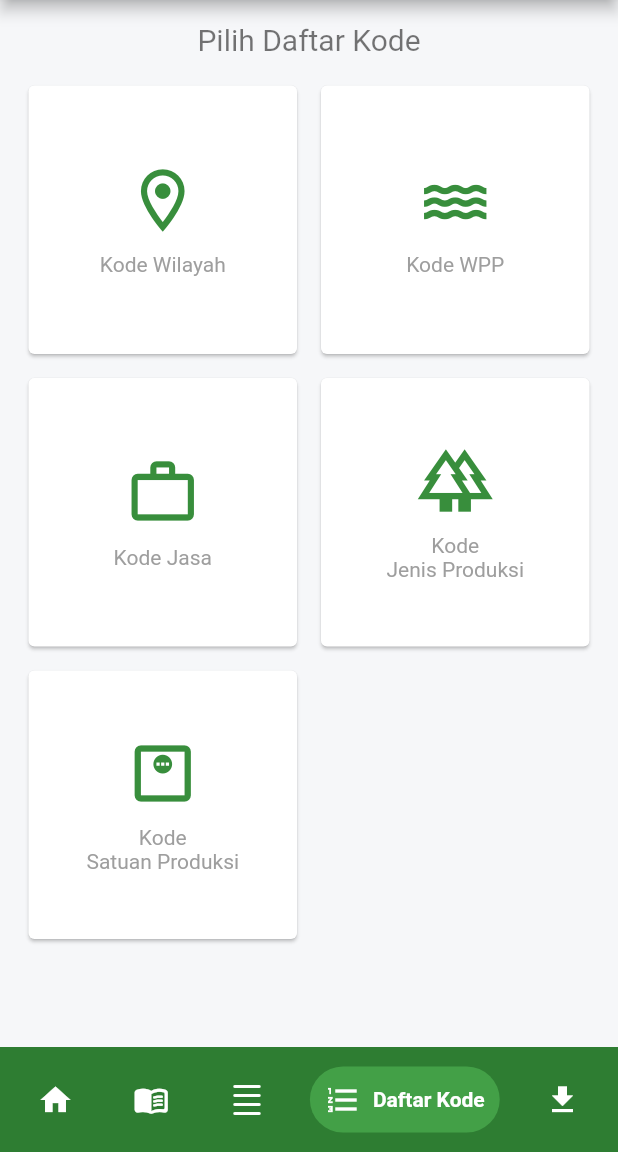
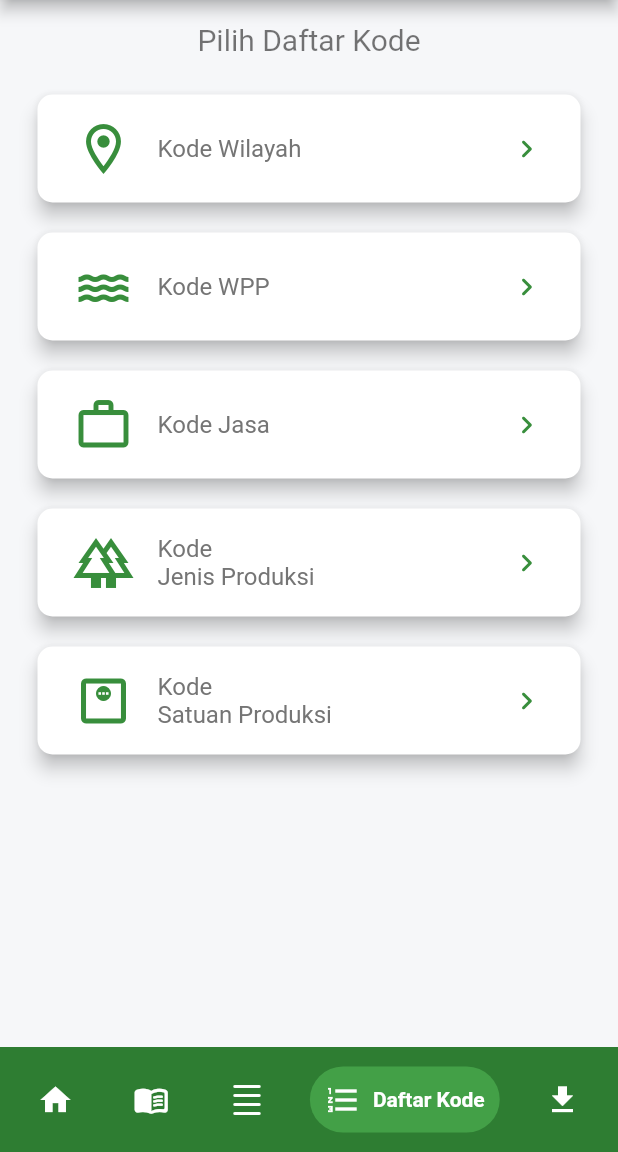
Before and after one commit to renggafirmandika/akar_bahar, a Flutter app: the screen it shows after launch, item 4 of the bottom bar chosen, on a phone screen of 412 x 824 dp, the part 84-1236 px from its top. Run offline on Flutter 3.47's test engine with Material 2 defaults, Android fonts, the phone set to English and light mode, and no system bars; drawn by our look-alikes of google_nav_bar; our stand-ins replace carousel_slider, dio, firebase_core, firebase_storage, get, sqflite; missing offline and left inert: flutter_material_pickers, insta_image_viewer; accounts and stored records are empty.

Commit message:
perbaikan fitur

```diff
--- a/lib/daftarKode.dart
+++ b/lib/daftarKode.dart
@@ -7,6 +7,7 @@ import 'package:flutter_exercise/tabs/wilayahprov.dart';
 import 'package:flutter_exercise/tabs/wpp.dart';
 //import 'package:flutter_exercise/tabs/wilayahprov.dart';
 
+// ignore: must_be_immutable
 class DaftarKode extends StatelessWidget {
   List<Mycard> mycard = [
     Mycard(Icons.location_on_outlined, 'Kode Wilayah', false, WilayahProv()),
@@ -62,10 +63,10 @@ class DaftarKode extends StatelessWidget {
             child: Padding(
               padding:
                   const EdgeInsets.symmetric(vertical: 0.0, horizontal: 15.0),
-              child: GridView.count(
-                crossAxisCount: 2,
-                crossAxisSpacing: 8,
-                mainAxisSpacing: 8,
+              child: Column(
+                //crossAxisCount: 1,
+                //crossAxisSpacing: 8,
+                //mainAxisSpacing: 8,
                 children: mycard
                     .map(
                       (e) => InkWell(
@@ -77,26 +78,48 @@ class DaftarKode extends StatelessWidget {
                         },
                         child: Card(
                           color: e.isActive ? Colors.green : null,
-                          child: Column(
-                            mainAxisAlignment: MainAxisAlignment.center,
-                            children: <Widget>[
-                              Icon(
+                          elevation: 5,
+                          margin: EdgeInsets.all(10),
+                          shape: RoundedRectangleBorder(
+                              borderRadius: BorderRadius.circular(10)),
+                          child: Padding(
+                            padding: const EdgeInsets.all(8.0),
+                            child: ListTile(
+                              title: Text(
+                                e.title,
+                                style: TextStyle(color: Colors.grey.shade600),
+                              ),
+                              leading: Icon(
                                 e.icon,
-                                size: 50,
+                                size: 40,
                                 color: e.isActive
                                     ? Colors.white
                                     : Colors.green[700],
                               ),
-                              SizedBox(height: 10),
-                              Text(
-                                e.title,
-                                textAlign: TextAlign.center,
-                                style: TextStyle(
-                                    color: e.isActive
-                                        ? Colors.white
-                                        : Colors.grey),
+                              trailing: Icon(
+                                Icons.keyboard_arrow_right_rounded,
+                                color: Colors.green[700],
                               ),
-                            ],
+                              // mainAxisAlignment: MainAxisAlignment.center,
+                              // children: <Widget>[
+                              // Icon(
+                              //   e.icon,
+                              //   size: 50,
+                              //   color: e.isActive
+                              //       ? Colors.white
+                              //       : Colors.green[700],
+                              // ),
+                              // SizedBox(height: 10),
+                              // Text(
+                              //   e.title,
+                              //   textAlign: TextAlign.center,
+                              //   style: TextStyle(
+                              //       color: e.isActive
+                              //           ? Colors.white
+                              //           : Colors.grey),
+                              // ),
+                              //],
+                            ),
                           ),
                         ),
                       ),
--- a/lib/homepage.dart
+++ b/lib/homepage.dart
@@ -4,6 +4,7 @@ import 'package:flutter_exercise/tabs/download.dart';
 import 'package:flutter_exercise/tabs/beranda.dart';
 import 'package:flutter_exercise/tabs/glosarium.dart';
 import 'package:flutter_exercise/tabs/komoditi.dart';
+//import 'package:flutter_native_splash/flutter_native_splash.dart';
 //import 'package:flutter_exercise/tabs/wilayah.dart';
 import 'package:google_nav_bar/google_nav_bar.dart';
 
@@ -25,6 +26,11 @@ class _HomePageState extends State<HomePage> {
     //Wilayah(),
     Download(),
   ];
+
+  void initState() {
+    super.initState();
+    //FlutterNativeSplash.remove();
+  }
 
   @override
   Widget build(BuildContext context) {
--- a/lib/tabs/komoditi.dart
+++ b/lib/tabs/komoditi.dart
@@ -63,7 +63,7 @@ class _KomoditiState extends State<Komoditi> {
     setState(() {
       prov = _prov;
       prov.insert(0, WilayahProvModel('00', 'All'));
-      //selectedWilayah = _selectedWilayah;
+      selectedWilayah = prov[0];
     });
   }
 
@@ -114,6 +114,7 @@ class _KomoditiState extends State<Komoditi> {
           IconButton(
             onPressed: () => showMaterialRadioPicker<WilayahProvModel>(
                 context: context,
+                headerColor: Colors.green.shade600,
                 title: 'Pilih Wilayah',
                 items: prov,
                 selectedItem: selectedWilayah,
--- a/lib/tabs/wilayahkabs.dart
+++ b/lib/tabs/wilayahkabs.dart
@@ -9,8 +9,8 @@ List<WilayahModel> wilayah_list_filtered = [];
 TextEditingController teSearch = TextEditingController();
 
 class WilayahKabs extends StatefulWidget {
-  int id, klasifikasi;
-  String kdprov,
+  final int id, klasifikasi;
+  final String kdprov,
       prov,
       kdkab,
       kab,
@@ -147,7 +147,7 @@ class _WilayahState extends State<WilayahKabs> {
   }
 
   ListView getWilayahKabsListView() {
-    TextStyle? titleStyle = Theme.of(context).textTheme.subtitle1;
+    //TextStyle? titleStyle = Theme.of(context).textTheme.subtitle1;
 
     return ListView.separated(
       padding: const EdgeInsets.symmetric(vertical: 20.0, horizontal: 0.0),
--- a/lib/utils/database_helper.dart
+++ b/lib/utils/database_helper.dart
@@ -114,6 +114,7 @@ class DatabaseHelper {
     return wilayah;
   }
 
+  // untuk fitur pemilihan wilayah di menu Komoditas
   Future<List<WilayahProvModel>> getWilayahProv() async {
     var dbClient = await db;
 
--- a/pubspec.yaml
+++ b/pubspec.yaml
@@ -50,7 +50,7 @@ dependencies:
   firebase_core: ^1.24.0
   archive: ^3.3.1
   path: ^1.8.2
-  flutter_native_splash: ^2.2.10+1
+  flutter_native_splash: ^2.2.14
   dio: ^4.0.6
   full_screen_image: ^1.0.2
   full_screen_image_null_safe: ^2.0.0
@@ -93,7 +93,6 @@ flutter:
 
   # To add assets to your application, add an assets section, like this:
   assets:
-    - assets/1102.jpg
     - assets/komoditas.db
     - assets/placeholder.jpg
     - assets/logo_st2023.png
```
Also changed, not shown: lib/tabs/wilayahDetail.dart (+12 -12 lines), lib/tabs/wilayahprov.dart (+6 -6 lines), assets/1102.jpg (deleted), assets/logo white.png, pubspec.lock, 36 other files.
